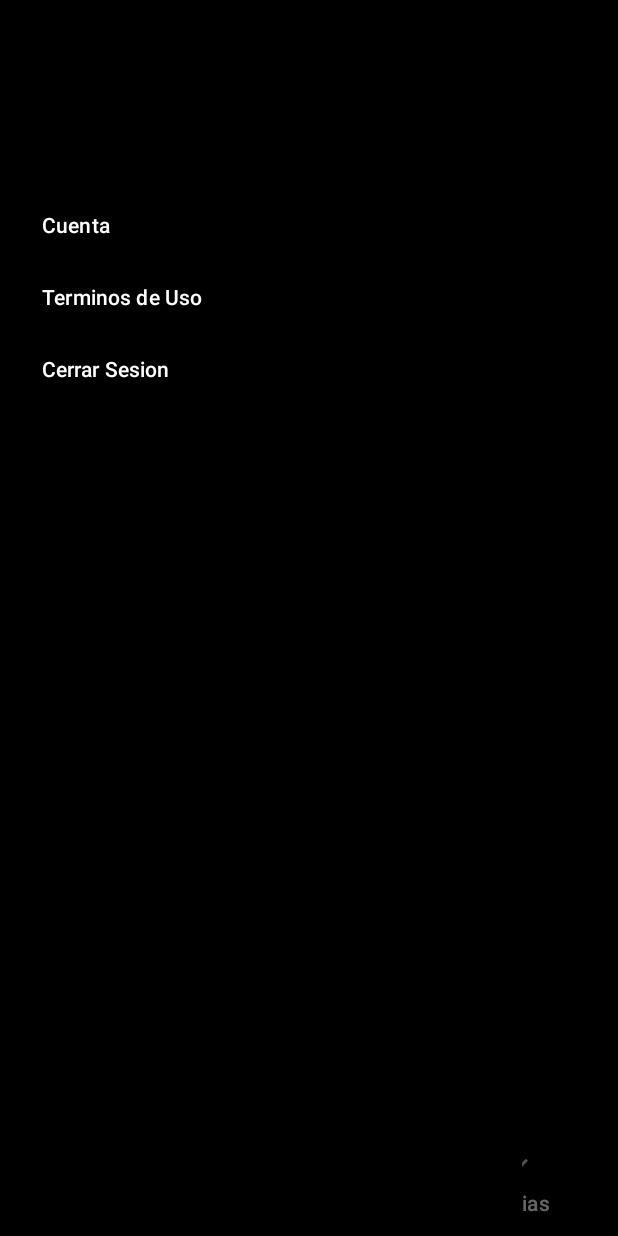
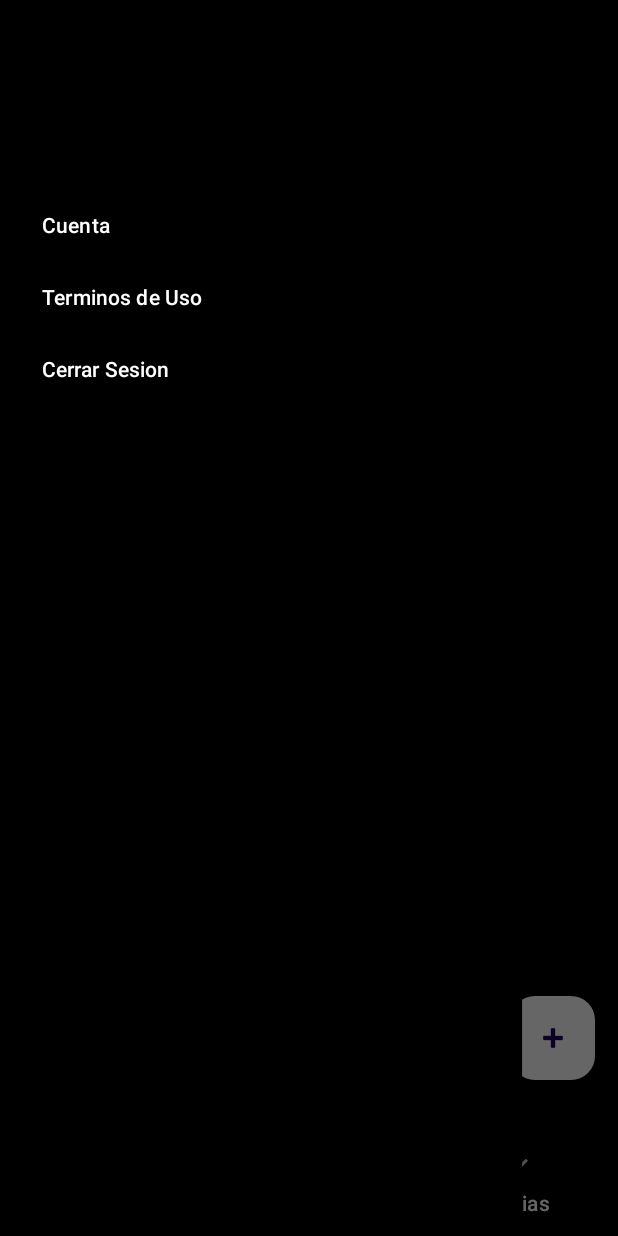
Before and after one commit to Naikogod/AndroidStudio, an Android app: the fragment Comentarios placed in its activity, with the side drawer open, on a phone screen of 412 x 824 dp. Run offline under Robolectric (Android 15) with nearby library versions, the phone set to English and light mode, and no system bars; our stand-ins replace Firebase (no records; nobody signed in at launch, a user with empty details on screens opened directly); pictures from the network do not load.

Commit message:
Implementacion de los comentarios

```diff
--- a/app/src/main/res/layout/fragment_comentarios.xml
+++ b/app/src/main/res/layout/fragment_comentarios.xml
@@ -1,11 +1,16 @@
 <?xml version="1.0" encoding="utf-8"?>
 <FrameLayout xmlns:android="http://schemas.android.com/apk/res/android"
+    xmlns:app="http://schemas.android.com/apk/res-auto"
     xmlns:tools="http://schemas.android.com/tools"
     android:layout_width="match_parent"
     android:layout_height="match_parent"
     tools:context=".Comentarios">
 
     <!-- TODO: Update blank fragment layout -->
+    <androidx.constraintlayout.widget.ConstraintLayout
+        android:layout_width="match_parent"
+        android:layout_height="match_parent">
+
         <TextView
             android:id="@+id/textViewTaskName"
             android:layout_width="match_parent"
@@ -15,4 +20,17 @@
             android:textColorHint="#FFFFFF"
             android:textColorLink="#FFFFFF" />
 
+        <com.google.android.material.floatingactionbutton.FloatingActionButton
+            android:id="@+id/crearComentario"
+            android:layout_width="wrap_content"
+            android:layout_height="wrap_content"
+            android:layout_marginEnd="15dp"
+            android:layout_marginBottom="30dp"
+            android:clickable="true"
+            android:src="@android:drawable/ic_input_add"
+            app:backgroundTint="@color/white"
+            app:layout_constraintBottom_toBottomOf="parent"
+            app:layout_constraintEnd_toEndOf="parent" />
+    </androidx.constraintlayout.widget.ConstraintLayout>
+
 </FrameLayout>
```
Also changed, not shown: app/src/main/java/com/example/orgalife/Comentarios.java (+118 -12 lines), app/src/main/res/layout/dialog_crear_comentario.xml (added, +17 -0 lines). Lines whose indentation alone changed are shown as unchanged.
